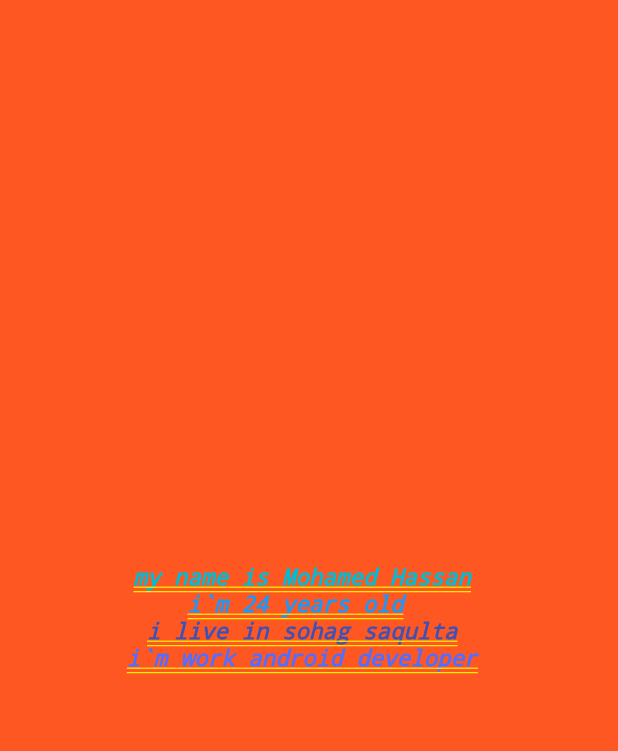
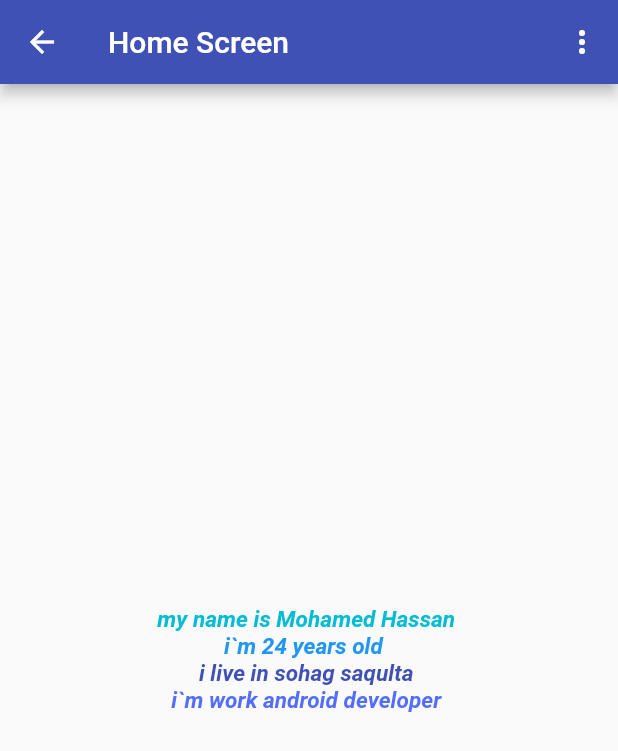
Before and after one commit to MohamedHassan275/ExampleApplication_FlutterApp, a Flutter app: the HomeDetails screen opened by its route, on a phone screen of 412 x 824 dp. Shown: the top 751 px of the screen. Run offline on Flutter 3.47's test engine with Material 2 defaults, Android fonts, the phone set to English and light mode, and no system bars.

Commit message:
Initial commit

```diff
--- a/lib/ui/HomeScreen.dart
+++ b/lib/ui/HomeScreen.dart
@@ -5,8 +5,17 @@ import 'package:flutter/material.dart';
 class HomeDetails extends StatelessWidget {
   @override
   Widget build(BuildContext context) {
-    return new Container(
-        color: Colors.deepOrange,
+    return Scaffold(
+      appBar: new AppBar(
+        title: new Text('Home Screen'),
+        backgroundColor: Colors.indigo,
+        actions: <Widget>[
+          new IconButton(
+              icon: new Icon(Icons.more_vert),
+              onPressed: () => debugPrint('more')),
+        ],
+      ),
+      body: new Container(
           alignment: Alignment.center,
           child: new Column(
             mainAxisAlignment: MainAxisAlignment.center,
@@ -52,6 +61,7 @@ class HomeDetails extends StatelessWidget {
                 ),
               ),
             ],
-        ));
+          )),
+    );
   }
 }
```
Also changed, not shown: lib/ui/RegisterClass.dart (+5 -4 lines). Lines whose indentation alone changed are shown as unchanged.
